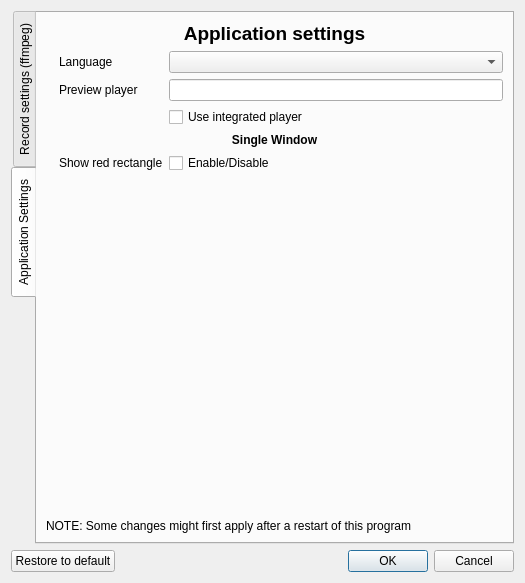
Before: the Qt Designer form source/dialogs/settingsdialog/settingsdialog.ui in froksen/FDesktopRecorder, drawn with Qt 5.
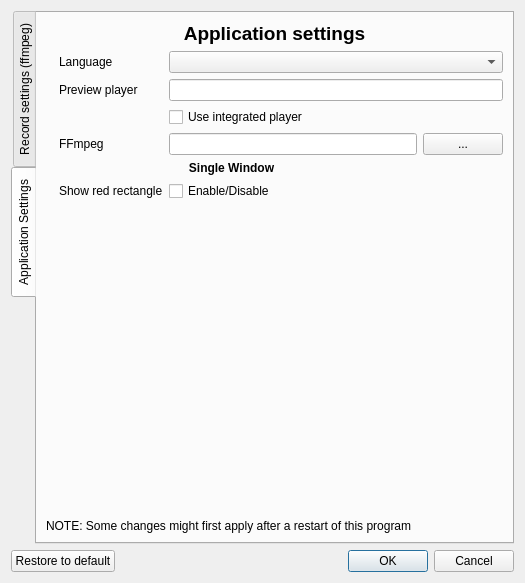
After: the same form once the commit is applied. The open tabs and pages were chosen to show the change. Icons and pictures are not drawn.

Commit message: FFmpeg location - GUI work

```diff
--- a/source/dialogs/settingsdialog/settingsdialog.ui
+++ b/source/dialogs/settingsdialog/settingsdialog.ui
@@ -20,7 +20,7 @@
       <enum>QTabWidget::West</enum>
      </property>
      <property name="currentIndex">
-      <number>0</number>
+      <number>1</number>
      </property>
      <widget class="QWidget" name="tabRecordsettings">
       <attribute name="title">
@@ -327,8 +327,8 @@
            <rect>
             <x>0</x>
             <y>0</y>
-            <width>470</width>
-            <height>440</height>
+            <width>139</width>
+            <height>90</height>
            </rect>
           </property>
           <attribute name="label">
@@ -437,6 +437,9 @@
        </item>
        <item>
         <layout class="QGridLayout" name="gridLayout_6">
+         <item row="3" column="2">
+          <widget class="QLineEdit" name="lineEditFFmpeg"/>
+         </item>
          <item row="1" column="1">
           <widget class="QLabel" name="labelPreviewPlayer">
            <property name="text">
@@ -444,9 +447,6 @@
            </property>
           </widget>
          </item>
-         <item row="1" column="2">
-          <widget class="QLineEdit" name="lineEditPreviewplayer"/>
-         </item>
          <item row="0" column="1">
           <widget class="QLabel" name="labelLanguage">
            <property name="text">
@@ -454,9 +454,6 @@
            </property>
           </widget>
          </item>
-         <item row="0" column="2">
-          <widget class="QComboBox" name="comboBoxLanguage"/>
-         </item>
          <item row="1" column="0">
           <widget class="QLabel" name="Pixlabel_previewplayer">
            <property name="text">
@@ -477,7 +474,37 @@
            </property>
           </widget>
          </item>
-         <item row="2" column="2">
+         <item row="5" column="1">
+          <widget class="QLabel" name="labelSinglewindowredrectangle">
+           <property name="text">
+            <string>Show red rectangle</string>
+           </property>
+          </widget>
+         </item>
+         <item row="4" column="0" colspan="3">
+          <widget class="QLabel" name="labelSinglewindowHeader">
+           <property name="font">
+            <font>
+             <weight>75</weight>
+             <bold>true</bold>
+            </font>
+           </property>
+           <property name="text">
+            <string>Single Window</string>
+           </property>
+           <property name="alignment">
+            <set>Qt::AlignCenter</set>
+           </property>
+          </widget>
+         </item>
+         <item row="3" column="3">
+          <widget class="QPushButton" name="pushButtonFFmpegbrowse">
+           <property name="text">
+            <string>...</string>
+           </property>
+          </widget>
+         </item>
+         <item row="2" column="2" colspan="2">
           <widget class="QCheckBox" name="checkBoxPreviewplayer">
            <property name="toolTip">
             <string>Use the integrated player rather than the player chosen above</string>
@@ -487,7 +514,23 @@
            </property>
           </widget>
          </item>
-         <item row="5" column="2">
+         <item row="1" column="2" colspan="2">
+          <widget class="QLineEdit" name="lineEditPreviewplayer"/>
+         </item>
+         <item row="0" column="2" colspan="2">
+          <widget class="QComboBox" name="comboBoxLanguage"/>
+         </item>
+         <item row="5" column="2" colspan="2">
+          <widget class="QCheckBox" name="checkBoxSinglewindowredrectangle">
+           <property name="toolTip">
+            <string>Show a red rectangle, that surrounds the area which is been recorded.</string>
+           </property>
+           <property name="text">
+            <string>Enable/Disable</string>
+           </property>
+          </widget>
+         </item>
+         <item row="6" column="2" colspan="2">
           <spacer name="horizontalSpacer">
            <property name="orientation">
             <enum>Qt::Horizontal</enum>
@@ -500,36 +543,10 @@
            </property>
           </spacer>
          </item>
-         <item row="4" column="2">
-          <widget class="QCheckBox" name="checkBoxSinglewindowredrectangle">
-           <property name="toolTip">
-            <string>Show a red rectangle, that surrounds the area which is been recorded.</string>
-           </property>
+         <item row="3" column="1">
+          <widget class="QLabel" name="labelFFmpeg">
            <property name="text">
-            <string>Enable/Disable</string>
-           </property>
-          </widget>
-         </item>
-         <item row="4" column="1">
-          <widget class="QLabel" name="labelSinglewindowredrectangle">
-           <property name="text">
-            <string>Show red rectangle</string>
-           </property>
-          </widget>
-         </item>
-         <item row="3" column="0" colspan="3">
-          <widget class="QLabel" name="labelSinglewindowHeader">
-           <property name="font">
-            <font>
-             <weight>75</weight>
-             <bold>true</bold>
-            </font>
-           </property>
-           <property name="text">
-            <string>Single Window</string>
-           </property>
-           <property name="alignment">
-            <set>Qt::AlignCenter</set>
+            <string>FFmpeg</string>
            </property>
           </widget>
          </item>
```
